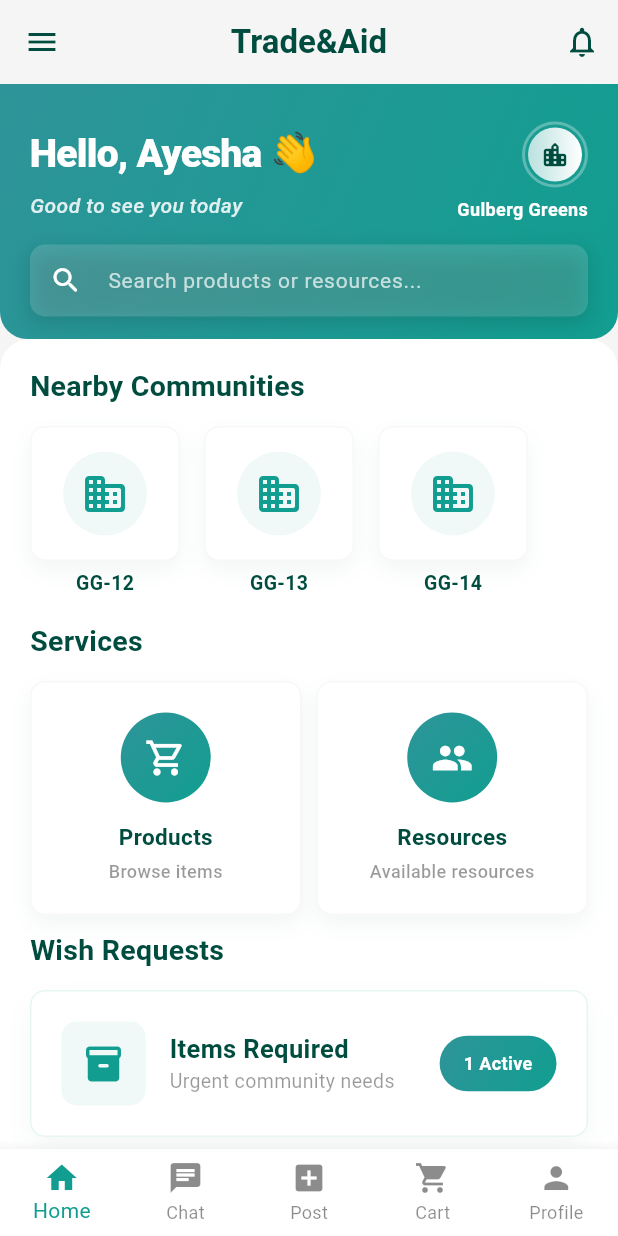
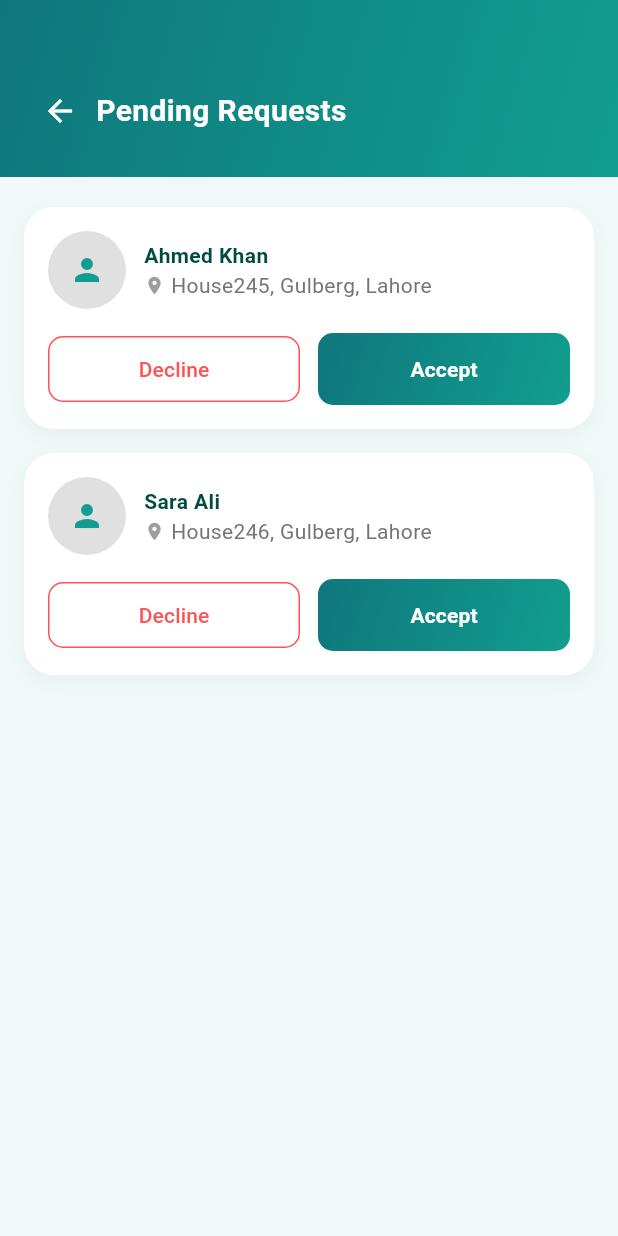
Before and after one commit to Alishba-Sajid/Trade-Aid, a Flutter app: the DashboardScreen screen opened by its route, in the side drawer, after a tap on "Pending Requests", on a phone screen of 412 x 824 dp. Run offline on Flutter 3.47's test engine with Material 3 defaults, Android fonts, the phone set to English and light mode, and no system bars; our stand-ins replace geolocator, google_fonts, image_picker.

Commit message:
pending Requests screen

```diff
--- a/frontend/trade_aid_app/lib/screens/dashboard/dashboard_drawer.dart
+++ b/frontend/trade_aid_app/lib/screens/dashboard/dashboard_drawer.dart
@@ -3,7 +3,7 @@ import 'package:flutter/material.dart';
 import 'package:flutter/services.dart';
 import '../manage_uploads.dart';
 import '../welcome_screen.dart'; // For logout navigation
-
+import '../pending_request.dart';
 // 🌿 Color Palette
 const LinearGradient appGradient = LinearGradient(
   colors: [
@@ -254,10 +254,19 @@ class DashboardDrawer extends StatelessWidget {
               padding: const EdgeInsets.symmetric(horizontal: 12),
               children: [
                 _DrawerTile(
-                  icon: Icons.person_add_alt_1_rounded,
-                  title: 'Pending Requests',
-                  onTap: () => Navigator.pop(context),
-                ),
+  icon: Icons.person_add_alt_1_rounded,
+  title: 'Pending Requests',
+  onTap: () {
+    Navigator.pop(context);
+    Navigator.push(
+      context,
+      MaterialPageRoute(
+        builder: (_) => const PendingRequestsScreen(),
+      ),
+    );
+  },
+),
+
                 _DrawerTile(
                   icon: Icons.upload_rounded,
                   title: 'Manage Uploads',
--- /dev/null
+++ b/frontend/trade_aid_app/lib/screens/pending_request.dart
@@ -0,0 +1,491 @@
+import 'dart:convert'; //ignore: unused_import
+import 'dart:ui';
+import 'package:flutter/material.dart';
+import 'package:http/http.dart' as http; //ignore: unused_import
+
+/// =======================
+/// PREMIUM COLOR PALETTE
+/// =======================
+class AppColors {
+  static const Color darkPrimary = Color(0xFF004D40);
+  static const Color backgroundLight = Color(0xFFF0F9F8);
+  static const Color accentTeal = Color(0xFF119E90);
+  static const Color subtleGrey = Color(0xFFE0E0E0);
+
+  static const LinearGradient appGradient = LinearGradient(
+    colors: [
+      Color.fromARGB(255, 15, 119, 124),
+      Color.fromARGB(255, 17, 158, 144),
+    ],
+    begin: Alignment.topLeft,
+    end: Alignment.bottomRight,
+  );
+}
+
+/// =======================
+/// MODEL FOR USER REQUEST
+/// =======================
+class UserRequest {
+  final String name;
+  final String location;
+  final double rating;
+
+  UserRequest({
+    required this.name,
+    required this.location,
+    required this.rating,
+  });
+
+  factory UserRequest.fromJson(Map<String, dynamic> json) {
+    return UserRequest(
+      name: json['name'] ?? '',
+      location: json['location'] ?? '',
+      rating: (json['rating'] ?? 0).toDouble(),
+    );
+  }
+}
+
+/// =======================
+/// PENDING REQUESTS SCREEN
+/// =======================
+class PendingRequestsScreen extends StatefulWidget {
+  const PendingRequestsScreen({super.key});
+
+  @override
+  State<PendingRequestsScreen> createState() => _PendingRequestsScreenState();
+}
+
+class _PendingRequestsScreenState extends State<PendingRequestsScreen> {
+  List<UserRequest> requests = [];
+
+  @override
+  void initState() {
+    super.initState();
+    // For now, using dummy data. Later replace with fetchRequests()
+    requests = [
+      UserRequest(name: 'Ahmed Khan', location: 'House245, Gulberg, Lahore', rating: 4.5),
+      UserRequest(name: 'Sara Ali', location: 'House246, Gulberg, Lahore', rating: 5.0),
+    ];
+    // fetchRequests(); // Uncomment when backend is ready
+  }
+
+  // Example API fetch (uncomment when ready)
+  /*
+  Future<void> fetchRequests() async {
+    final response = await http.get(Uri.parse('https://yourapi.com/requests'));
+    if (response.statusCode == 200) {
+      final List data = jsonDecode(response.body);
+      setState(() {
+        requests = data.map((e) => UserRequest.fromJson(e)).toList();
+      });
+    }
+  }
+  */
+
+  @override
+  Widget build(BuildContext context) {
+    return Scaffold(
+      backgroundColor: AppColors.backgroundLight,
+      body: Column(
+        children: [
+          _buildHeader(context),
+          Expanded(
+            child: ListView.builder(
+              padding: const EdgeInsets.symmetric(horizontal: 16, vertical: 20),
+              itemCount: requests.length,
+              itemBuilder: (context, index) {
+                final request = requests[index];
+                return _RequestCard(
+                  data: request,
+                  onAccept: () => _showConfirmDialog(
+                    context,
+                    title: 'Accept Request',
+                    message: 'Do you really want to accept ${request.name} request?',
+                    confirmText: 'Accept',
+                    isAccept: true,
+                  ),
+                  onReject: () => _showConfirmDialog(
+                    context,
+                    title: 'Reject Request',
+                    message: 'Do you really want to reject ${request.name} request?',
+                    confirmText: 'Reject',
+                    isAccept: false,
+                  ),
+                  onProfileTap: () => _showProfileDialog(context, request),
+                );
+              },
+            ),
+          ),
+        ],
+      ),
+    );
+  }
+
+  Widget _buildHeader(BuildContext context) {
+    return Container(
+      padding: const EdgeInsets.only(top: 50, bottom: 20, left: 16, right: 16),
+      decoration: const BoxDecoration(gradient: AppColors.appGradient),
+      child: Row(
+        children: [
+          IconButton(
+            icon: const Icon(Icons.arrow_back, color: Colors.white),
+            onPressed: () => Navigator.pop(context),
+          ),
+          const Text(
+            'Pending Requests',
+            style: TextStyle(
+              color: Colors.white,
+              fontSize: 20,
+              fontWeight: FontWeight.w700,
+            ),
+          ),
+        ],
+      ),
+    );
+  }
+
+  void _showConfirmDialog(
+    BuildContext context, {
+    required String title,
+    required String message,
+    required String confirmText,
+    required bool isAccept,
+  }) {
+    showDialog(
+      context: context,
+      builder: (_) => Dialog(
+        shape: RoundedRectangleBorder(borderRadius: BorderRadius.circular(18)),
+        backgroundColor: Colors.white,
+        child: Padding(
+          padding: const EdgeInsets.all(20),
+          child: Column(
+            mainAxisSize: MainAxisSize.min,
+            children: [
+              Text(
+                title,
+                style: const TextStyle(
+                  fontSize: 18,
+                  fontWeight: FontWeight.w700,
+                  color: AppColors.darkPrimary,
+                ),
+              ),
+              const SizedBox(height: 10),
+              Text(
+                message,
+                textAlign: TextAlign.center,
+                style: const TextStyle(fontSize: 14),
+              ),
+              const SizedBox(height: 24),
+              Row(
+                children: [
+                  Expanded(
+                    child: OutlinedButton(
+                      onPressed: () => Navigator.pop(context),
+                      style: OutlinedButton.styleFrom(
+                        side: const BorderSide(color: AppColors.darkPrimary),
+                        shape: RoundedRectangleBorder(
+                            borderRadius: BorderRadius.circular(10)),
+                        padding: const EdgeInsets.symmetric(vertical: 12),
+                      ),
+                      child: const Text(
+                        'Cancel',
+                        style: TextStyle(
+                          color: AppColors.darkPrimary,
+                          fontWeight: FontWeight.w600,
+                        ),
+                      ),
+                    ),
+                  ),
+                  const SizedBox(width: 12),
+                  Expanded(
+                    child: Container(
+                      decoration: BoxDecoration(
+                        color: isAccept ? null : const Color.fromARGB(255, 164, 10, 10),
+                        gradient: isAccept ? AppColors.appGradient : null,
+                        borderRadius: BorderRadius.circular(10),
+                      ),
+                      child: ElevatedButton(
+                        onPressed: () {
+                          Navigator.pop(context);
+                          ScaffoldMessenger.of(context).showSnackBar(
+                            SnackBar(
+                              content: Text(
+                                isAccept
+                                    ? 'Request accepted successfully'
+                                    : 'Request rejected successfully',
+                              ),
+                              backgroundColor: isAccept
+                                  ? AppColors.accentTeal
+                                  : const Color.fromARGB(255, 164, 10, 10),
+                            ),
+                          );
+                        },
+                        style: ElevatedButton.styleFrom(
+                          backgroundColor: Colors.transparent,
+                          shadowColor: Colors.transparent,
+                          padding: const EdgeInsets.symmetric(vertical: 12),
+                          shape: RoundedRectangleBorder(
+                              borderRadius: BorderRadius.circular(10)),
+                        ),
+                        child: Text(
+                          confirmText,
+                          style: const TextStyle(
+                            color: Colors.white,
+                            fontWeight: FontWeight.w700,
+                          ),
+                        ),
+                      ),
+                    ),
+                  ),
+                ],
+              ),
+            ],
+          ),
+        ),
+      ),
+    );
+  }
+
+  void _showProfileDialog(BuildContext context, UserRequest data) {
+    showDialog(
+      context: context,
+      builder: (_) => Dialog(
+        shape: RoundedRectangleBorder(borderRadius: BorderRadius.circular(24)),
+        backgroundColor: Colors.transparent,
+        child: Stack(
+          children: [
+            // Blur background
+            BackdropFilter(
+              filter: ImageFilter.blur(sigmaX: 5, sigmaY: 5),
+              child: Container(color: Colors.transparent),
+            ),
+            // Centered dialog
+            Center(
+              child: Container(
+                decoration: const BoxDecoration(
+                  color: Colors.white,
+                  borderRadius: BorderRadius.only(
+                    topLeft: Radius.circular(20),
+                    topRight: Radius.circular(20),
+                    bottomLeft: Radius.circular(20),
+                    bottomRight: Radius.circular(20),
+                  ),
+                ),
+                child: Column(
+                  mainAxisSize: MainAxisSize.min,
+                  children: [
+                    Container(
+                      height: 100,
+                      decoration: const BoxDecoration(
+                        gradient: AppColors.appGradient,
+                        borderRadius: BorderRadius.only(
+                          topLeft: Radius.circular(20),
+                          topRight: Radius.circular(20),
+
+                        ),
+                      ),
+                      child: const Center(
+                        child: CircleAvatar(
+                          radius: 40,
+                          backgroundColor: Colors.white,
+                          child: Icon(Icons.person,
+                              size: 45, color: AppColors.accentTeal),
+                        ),
+                      ),
+                    ),
+                    Padding(
+                      padding: const EdgeInsets.all(20),
+                      child: Column(
+                        children: [
+                          Text(
+                            data.name,
+                            style: const TextStyle(
+                              fontSize: 22,
+                              fontWeight: FontWeight.bold,
+                              color: AppColors.darkPrimary,
+                            ),
+                          ),
+                          const SizedBox(height: 8),
+                          // Ratings
+                          Row(
+                            mainAxisAlignment: MainAxisAlignment.center,
+                            children: List.generate(
+                              5,
+                              (index) => Icon(
+                                index < data.rating.round()
+                                    ? Icons.star
+                                    : Icons.star_border,
+                                color: Colors.amber,
+                                size: 20,
+                              ),
+                            ),
+                          ),
+                          const SizedBox(height: 4),
+                          // Location
+                          Row(
+                            mainAxisAlignment: MainAxisAlignment.center,
+                            children: [
+                              const Icon(Icons.location_on,
+                                  size: 16, color: AppColors.darkPrimary),
+                              const SizedBox(width: 4),
+                              Text(
+                                data.location,
+                                style: TextStyle(
+                                  color: AppColors.darkPrimary.withOpacity(0.7),
+                                ),
+                              ),
+                            ],
+                          ),
+                          const SizedBox(height: 20),
+                          ElevatedButton(
+                            onPressed: () => Navigator.pop(context),
+                            style: ElevatedButton.styleFrom(
+                              backgroundColor: AppColors.appGradient.colors.first,
+                              shape: RoundedRectangleBorder(
+                                borderRadius: BorderRadius.circular(10),
+                              ),
+                              padding: const EdgeInsets.symmetric(
+                                  vertical: 10, horizontal: 50),
+                            ),
+                            child: const Text(
+                              'Close',
+                              style: TextStyle(
+                                  color: Colors.white,
+                                  fontSize: 16,
+                                  fontWeight: FontWeight.bold),
+                            ),
+                          ),
+                        ],
+                      ),
+                    ),
+                  ],
+                ),
+              ),
+            ),
+          ],
+        ),
+      ),
+    );
+  }
+}
+
+/// =======================
+/// REQUEST CARD
+/// =======================
+class _RequestCard extends StatelessWidget {
+  final UserRequest data;
+  final VoidCallback onAccept;
+  final VoidCallback onReject;
+  final VoidCallback onProfileTap;
+
+  const _RequestCard({
+    required this.data,
+    required this.onAccept,
+    required this.onReject,
+    required this.onProfileTap,
+  });
+
+  @override
+  Widget build(BuildContext context) {
+    return Container(
+      margin: const EdgeInsets.only(bottom: 16),
+      decoration: BoxDecoration(
+        color: Colors.white,
+        borderRadius: BorderRadius.circular(20),
+        boxShadow: [
+          BoxShadow(
+            color: AppColors.darkPrimary.withOpacity(0.05),
+            blurRadius: 10,
+            offset: const Offset(0, 4),
+          ),
+        ],
+      ),
+      child: Padding(
+        padding: const EdgeInsets.all(16),
+        child: Column(
+          children: [
+            InkWell(
+              onTap: onProfileTap,
+              child: Row(
+                children: [
+                  const CircleAvatar(
+                    radius: 26,
+                    backgroundColor: AppColors.subtleGrey,
+                    child: Icon(Icons.person, color: AppColors.accentTeal),
+                  ),
+                  const SizedBox(width: 12),
+                  Expanded(
+                    child: Column(
+                      crossAxisAlignment: CrossAxisAlignment.start,
+                      children: [
+                        Text(
+                          data.name,
+                          style: const TextStyle(
+                              fontWeight: FontWeight.bold,
+                              color: AppColors.darkPrimary),
+                        ),
+                        Row(
+                          children: [
+                            const Icon(Icons.location_on,
+                                size: 14, color: Colors.grey),
+                            const SizedBox(width: 4),
+                            Text(
+                              data.location,
+                              style: TextStyle(color: Colors.grey[600]),
+                            ),
+                          ],
+                        ),
+                      ],
+                    ),
+                  ),
+                ],
+              ),
+            ),
+            const SizedBox(height: 16),
+            Row(
+              children: [
+                Expanded(
+                  child: OutlinedButton(
+                    onPressed: onReject,
+                    style: OutlinedButton.styleFrom(
+                      side: const BorderSide(color: Colors.redAccent),
+                      shape: RoundedRectangleBorder(
+                          borderRadius: BorderRadius.circular(10)),
+                      padding: const EdgeInsets.symmetric(vertical: 12),
+                    ),
+                    child: const Text('Decline',
+                        style: TextStyle(color: Colors.redAccent)),
+                  ),
+                ),
+                const SizedBox(width: 12),
+                Expanded(
+                  child: Container(
+                    decoration: BoxDecoration(
+                      gradient: AppColors.appGradient,
+                      borderRadius: BorderRadius.circular(10),
+                    ),
+                    child: ElevatedButton(
+                      onPressed: onAccept,
+                      style: ElevatedButton.styleFrom(
+                        backgroundColor: Colors.transparent,
+                        shadowColor: Colors.transparent,
+                        padding: const EdgeInsets.symmetric(vertical: 12),
+                        shape: RoundedRectangleBorder(
+                            borderRadius: BorderRadius.circular(10)),
+                      ),
+                      child: const Text(
+                        'Accept',
+                        style: TextStyle(
+                            color: Colors.white, fontWeight: FontWeight.bold),
+                      ),
+                    ),
+                  ),
+                ),
+              ],
+            ),
+          ],
+        ),
+      ),
+    );
+  }
+}
```
